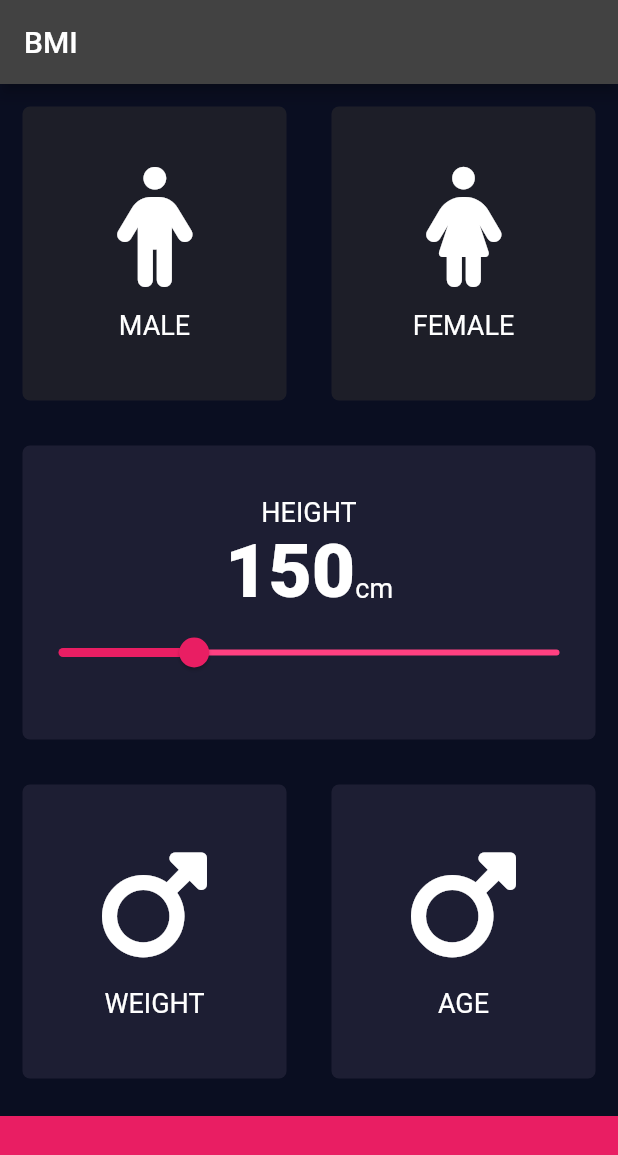
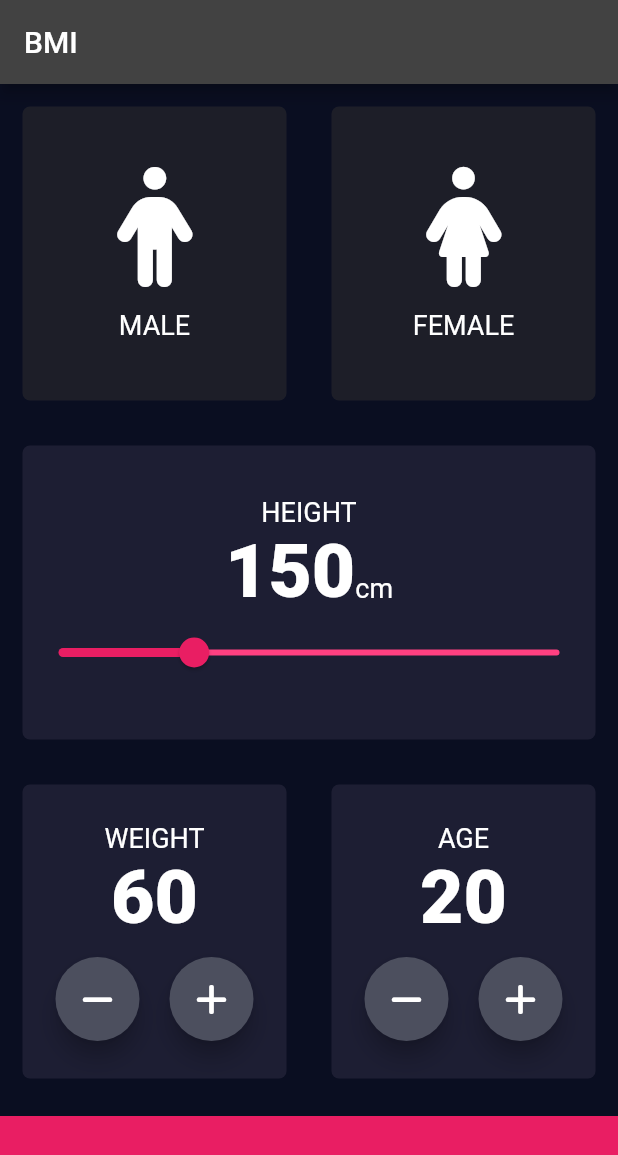
Before and after one commit to premgwl/bmi-calculator-flutter, a Flutter app: the screen it shows after launch, on a phone screen of 412 x 824 dp. Shown: the top 1155 px of the screen. Run offline on Flutter 3.47's test engine with Material 2 defaults, Android fonts, the phone set to English and light mode, and no system bars; our stand-ins replace font_awesome_flutter.

Commit message:
Add widgets to select weight and age.

```diff
--- a/lib/input_page.dart
+++ b/lib/input_page.dart
@@ -21,6 +21,20 @@ class _InputPageState extends State<InputPage> {
 
   Gender selectedGender;
   int height = 150;
+  int weight = 60;
+  int age = 20;
+
+  void increaseWeight() {
+    setState(() {
+      weight++;
+    });
+  }
+
+  void decreaseWeight() {
+    setState(() {
+      weight--;
+    });
+  }
 
   @override
   Widget build(BuildContext context) {
@@ -119,15 +133,81 @@ class _InputPageState extends State<InputPage> {
                 Expanded(
                   child: ReusableCard(
                     color: kActiveCardColor,
-                    cardChild: CardContent(
-                        text: "WEIGHT", icon: FontAwesomeIcons.mars),
+                    cardChild: Column(
+                      mainAxisAlignment: MainAxisAlignment.center,
+                      children: [
+                        Text(
+                          'WEIGHT',
+                          style: kTextStyle,
+                        ),
+                        Text(
+                          weight.toString(),
+                          style: kNumberTextStyle,
+                        ),
+                        SizedBox(
+                          height: 10.0,
+                        ),
+                        Row(
+                          mainAxisAlignment: MainAxisAlignment.center,
+                          children: [
+                            RoundIconButton(
+                              icon: FontAwesomeIcons.minus,
+                              onPressed: decreaseWeight,
+                            ),
+                            SizedBox(
+                              width: 20.0,
+                            ),
+                            RoundIconButton(
+                              icon: FontAwesomeIcons.plus,
+                              onPressed: increaseWeight,
+                            ),
+                          ],
+                        )
+                      ],
+                    ),
                   ),
                 ),
                 Expanded(
                   child: ReusableCard(
                     color: kActiveCardColor,
-                    cardChild:
-                        CardContent(text: "AGE", icon: FontAwesomeIcons.mars),
+                    cardChild: Column(
+                      mainAxisAlignment: MainAxisAlignment.center,
+                      children: [
+                        Text(
+                          'AGE',
+                          style: kTextStyle,
+                        ),
+                        Text(
+                          age.toString(),
+                          style: kNumberTextStyle,
+                        ),
+                        SizedBox(
+                          height: 10.0,
+                        ),
+                        Row(
+                          mainAxisAlignment: MainAxisAlignment.center,
+                          children: [
+                            RoundIconButton(
+                              icon: FontAwesomeIcons.minus,
+                              onPressed: () {
+                                setState(() {
+                                  age--;
+                                });
+                              },
+                            ),
+                            SizedBox(
+                              width: 20.0,
+                            ),
+                            RoundIconButton(
+                              icon: FontAwesomeIcons.plus,
+                              onPressed: () {
+                                age++;
+                              },
+                            ),
+                          ],
+                        )
+                      ],
+                    ),
                   ),
                 ),
               ],
@@ -144,3 +224,25 @@ class _InputPageState extends State<InputPage> {
     );
   }
 }
+
+class RoundIconButton extends StatelessWidget {
+  final IconData icon;
+  final Function onPressed;
+
+  const RoundIconButton({Key key, this.icon, this.onPressed}) : super(key: key);
+
+  @override
+  Widget build(BuildContext context) {
+    return RawMaterialButton(
+      child: Icon(icon),
+      shape: CircleBorder(),
+      fillColor: new Color(0xFF4C4F5E),
+      constraints: BoxConstraints.tightFor(
+        width: 56.0,
+        height: 56.0,
+      ),
+      elevation: 6.0,
+      onPressed: onPressed,
+    );
+  }
+}
```
